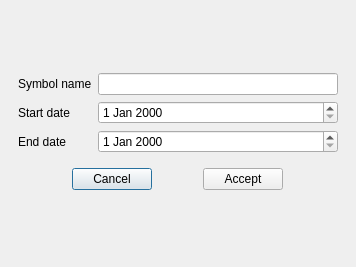
The window that Widgets/HistoricalWindow/DownloadCSVWindow/downloadcsvwindow.ui (ArtemIyX/TradeForge) describes before a commit, drawn with Qt 5.
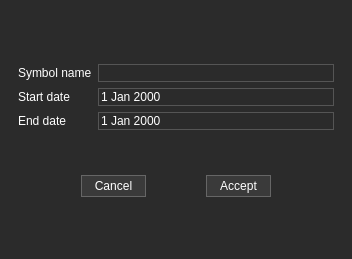
The same window after the commit.

The edit to the form file:
```diff
--- a/Widgets/HistoricalWindow/DownloadCSVWindow/downloadcsvwindow.ui
+++ b/Widgets/HistoricalWindow/DownloadCSVWindow/downloadcsvwindow.ui
@@ -6,8 +6,8 @@
    <rect>
     <x>0</x>
     <y>0</y>
-    <width>356</width>
-    <height>267</height>
+    <width>352</width>
+    <height>259</height>
    </rect>
   </property>
   <property name="sizePolicy">
@@ -19,6 +19,9 @@
   <property name="windowTitle">
    <string>downloadCSVWindow</string>
   </property>
+  <property name="styleSheet">
+   <string notr="true">background-color: rgb(43, 43, 43);</string>
+  </property>
   <layout class="QVBoxLayout" name="verticalLayout_2">
    <property name="leftMargin">
     <number>0</number>
@@ -88,37 +91,34 @@
         <property name="bottomMargin">
          <number>9</number>
         </property>
+        <item row="4" column="1">
+         <widget class="QDateEdit" name="endDateEdit">
+          <property name="styleSheet">
+           <string notr="true">QDateEdit::up-button, 
+QDateEdit::down-button { 
+	width: 0;
+	height: 0; 
+	border: none; 
+}
+
+QDateEdit {
+	border: 1px solid #555555;
+	color: white
+}</string>
+          </property>
+         </widget>
+        </item>
         <item row="4" column="0">
          <widget class="QLabel" name="label_3">
+          <property name="styleSheet">
+           <string notr="true">color: rgb(255, 255, 255);</string>
+          </property>
           <property name="text">
            <string>End date</string>
           </property>
          </widget>
         </item>
-        <item row="2" column="0">
-         <widget class="QLabel" name="label">
-          <property name="text">
-           <string>Symbol name</string>
-          </property>
-         </widget>
-        </item>
-        <item row="3" column="0">
-         <widget class="QLabel" name="label_2">
-          <property name="text">
-           <string>Start date</string>
-          </property>
-         </widget>
-        </item>
-        <item row="3" column="1">
-         <widget class="QDateEdit" name="startDateEdit"/>
-        </item>
-        <item row="4" column="1">
-         <widget class="QDateEdit" name="endDateEdit"/>
-        </item>
-        <item row="2" column="1">
-         <widget class="QLineEdit" name="symbolNameLineEdit"/>
-        </item>
-        <item row="5" column="0" colspan="2">
+        <item row="8" column="0" colspan="2">
          <widget class="QWidget" name="horizontalWidget" native="true">
           <property name="sizePolicy">
            <sizepolicy hsizetype="Preferred" vsizetype="Fixed">
@@ -126,7 +126,19 @@
             <verstretch>0</verstretch>
            </sizepolicy>
           </property>
+          <property name="minimumSize">
+           <size>
+            <width>0</width>
+            <height>0</height>
+           </size>
+          </property>
           <layout class="QHBoxLayout" name="horizontalLayout">
+           <property name="topMargin">
+            <number>4</number>
+           </property>
+           <property name="bottomMargin">
+            <number>4</number>
+           </property>
            <item>
             <widget class="QPushButton" name="cancelButton">
              <property name="sizePolicy">
@@ -135,6 +147,36 @@
                <verstretch>0</verstretch>
               </sizepolicy>
              </property>
+             <property name="minimumSize">
+              <size>
+               <width>65</width>
+               <height>0</height>
+              </size>
+             </property>
+             <property name="styleSheet">
+              <string notr="true">QPushButton{
+	color: #fff;
+	border: 1px solid rgb(102, 102, 102);
+	background-color: rgb(58, 58, 58);
+	padding: 3px 2px;
+}
+QPushButton::hover{
+    color: #CCCCCC;
+	background-color: #666666;
+	padding: 3px 2px;
+}
+
+QPushButton::disabled{
+	color: #CCCCCC;
+	background-color: #666666;
+	padding: 3px 2px;
+}
+
+QPushButton::pressed {
+	background-color: #ffffff;
+	padding: 3px 2px;
+}</string>
+             </property>
              <property name="text">
               <string>Cancel</string>
              </property>
@@ -148,6 +190,36 @@
                <verstretch>0</verstretch>
               </sizepolicy>
              </property>
+             <property name="minimumSize">
+              <size>
+               <width>65</width>
+               <height>0</height>
+              </size>
+             </property>
+             <property name="styleSheet">
+              <string notr="true">QPushButton{
+	color: #fff;
+	border: 1px solid rgb(102, 102, 102);
+	background-color: rgb(58, 58, 58);
+	padding: 3px 2px;
+}
+QPushButton::hover{
+    color: #CCCCCC;
+	background-color: #666666;
+	padding: 3px 2px;
+}
+
+QPushButton::disabled{
+	color: #CCCCCC;
+	background-color: #666666;
+	padding: 3px 2px;
+}
+
+QPushButton::pressed {
+	background-color: #ffffff;
+	padding: 3px 2px;
+}</string>
+             </property>
              <property name="text">
               <string>Accept</string>
              </property>
@@ -156,6 +228,67 @@
           </layout>
          </widget>
         </item>
+        <item row="3" column="0">
+         <widget class="QLabel" name="label_2">
+          <property name="styleSheet">
+           <string notr="true">color: rgb(255, 255, 255);</string>
+          </property>
+          <property name="text">
+           <string>Start date</string>
+          </property>
+         </widget>
+        </item>
+        <item row="3" column="1">
+         <widget class="QDateEdit" name="startDateEdit">
+          <property name="styleSheet">
+           <string notr="true">QDateEdit::up-button, 
+QDateEdit::down-button { 
+	width: 0;
+	height: 0; 
+	border: none; 
+}
+
+QDateEdit {
+	border: 1px solid #555555;
+	color: white;
+}</string>
+          </property>
+         </widget>
+        </item>
+        <item row="2" column="1">
+         <widget class="QLineEdit" name="symbolNameLineEdit">
+          <property name="styleSheet">
+           <string notr="true">color: rgb(255, 255, 255);
+border: 1px solid #555555;</string>
+          </property>
+         </widget>
+        </item>
+        <item row="2" column="0">
+         <widget class="QLabel" name="label">
+          <property name="styleSheet">
+           <string notr="true">color: rgb(255, 255, 255);</string>
+          </property>
+          <property name="text">
+           <string>Symbol name</string>
+          </property>
+         </widget>
+        </item>
+        <item row="7" column="0" colspan="2">
+         <spacer name="verticalSpacer">
+          <property name="orientation">
+           <enum>Qt::Orientation::Vertical</enum>
+          </property>
+          <property name="sizeType">
+           <enum>QSizePolicy::Policy::Fixed</enum>
+          </property>
+          <property name="sizeHint" stdset="0">
+           <size>
+            <width>20</width>
+            <height>35</height>
+           </size>
+          </property>
+         </spacer>
+        </item>
        </layout>
       </item>
      </layout>
```
